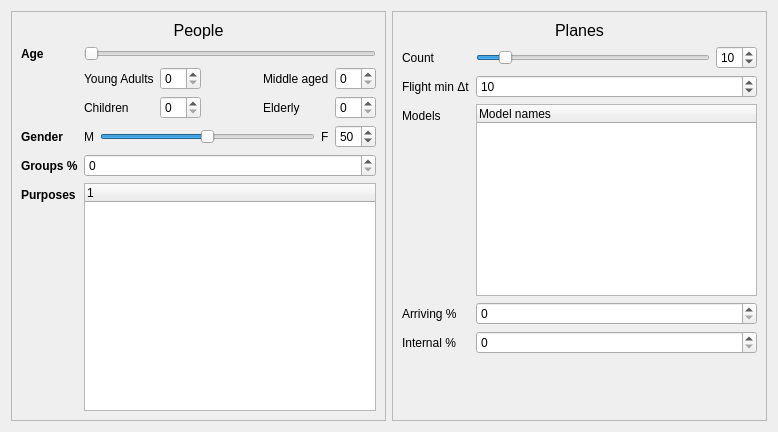
The window that agent_app/assets/ui/company.ui (xentellion/mas) describes before a commit, drawn with Qt 5.
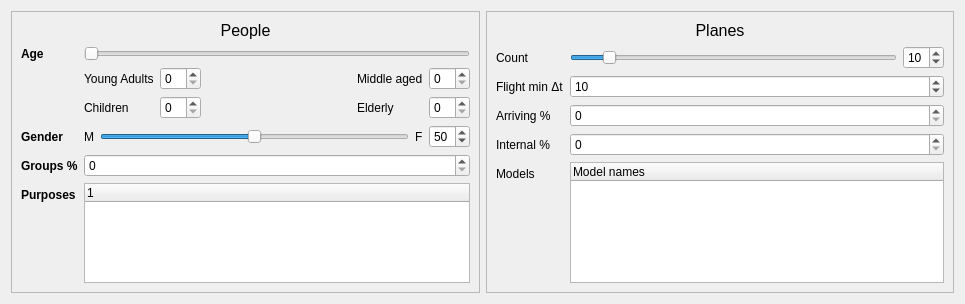
The same window after the commit. Custom widgets are drawn as their Qt base class.

Patch:
```diff
--- a/agent_app/assets/ui/company.ui
+++ b/agent_app/assets/ui/company.ui
@@ -6,33 +6,31 @@
    <rect>
     <x>0</x>
     <y>0</y>
-    <width>778</width>
-    <height>432</height>
+    <width>965</width>
+    <height>304</height>
    </rect>
   </property>
   <property name="windowTitle">
    <string>Form</string>
   </property>
-  <layout class="QVBoxLayout" name="verticalLayout_6">
-   <item>
-    <layout class="QHBoxLayout" name="horizontalLayout_3" stretch="0,0">
-     <item>
-      <widget class="QFrame" name="frame">
-       <property name="sizePolicy">
-        <sizepolicy hsizetype="Expanding" vsizetype="Minimum">
-         <horstretch>0</horstretch>
-         <verstretch>0</verstretch>
-        </sizepolicy>
-       </property>
-       <property name="frameShape">
-        <enum>QFrame::Shape::StyledPanel</enum>
-       </property>
-       <property name="frameShadow">
-        <enum>QFrame::Shadow::Raised</enum>
-       </property>
        <layout class="QVBoxLayout" name="verticalLayout">
         <item>
-         <layout class="QVBoxLayout" name="verticalLayout_4">
+    <layout class="QHBoxLayout" name="horizontalLayout">
+     <item>
+      <widget class="QScrollArea" name="scrollArea_2">
+       <property name="widgetResizable">
+        <bool>true</bool>
+       </property>
+       <widget class="QWidget" name="scrollAreaWidgetContents_2">
+        <property name="geometry">
+         <rect>
+          <x>0</x>
+          <y>0</y>
+          <width>448</width>
+          <height>311</height>
+         </rect>
+        </property>
+        <layout class="QVBoxLayout" name="verticalLayout_3">
           <item>
            <widget class="QLabel" name="label_8">
             <property name="sizePolicy">
@@ -244,31 +242,25 @@
            </layout>
           </item>
          </layout>
-        </item>
-       </layout>
+       </widget>
       </widget>
      </item>
      <item>
-      <widget class="QFrame" name="frame_2">
-       <property name="sizePolicy">
-        <sizepolicy hsizetype="Expanding" vsizetype="Minimum">
-         <horstretch>0</horstretch>
-         <verstretch>0</verstretch>
-        </sizepolicy>
+      <widget class="QScrollArea" name="scrollArea">
+       <property name="widgetResizable">
+        <bool>true</bool>
        </property>
-       <property name="frameShape">
-        <enum>QFrame::Shape::StyledPanel</enum>
-       </property>
-       <property name="frameShadow">
-        <enum>QFrame::Shadow::Raised</enum>
+       <widget class="QWidget" name="scrollAreaWidgetContents">
+        <property name="geometry">
+         <rect>
+          <x>0</x>
+          <y>0</y>
+          <width>447</width>
+          <height>295</height>
+         </rect>
        </property>
        <layout class="QVBoxLayout" name="verticalLayout_2">
         <item>
-         <layout class="QVBoxLayout" name="verticalLayout_5">
-          <property name="sizeConstraint">
-           <enum>QLayout::SizeConstraint::SetMinimumSize</enum>
-          </property>
-          <item>
            <widget class="QLabel" name="label_17">
             <property name="sizePolicy">
              <sizepolicy hsizetype="Preferred" vsizetype="Fixed">
@@ -334,14 +326,14 @@
               </property>
              </widget>
             </item>
-            <item row="2" column="0">
+           <item row="4" column="0">
              <widget class="QLabel" name="label_18">
               <property name="text">
                <string>Models</string>
               </property>
              </widget>
             </item>
-            <item row="2" column="1">
+           <item row="4" column="1">
              <widget class="QTreeWidget" name="modelsTree">
               <property name="sizePolicy">
                <sizepolicy hsizetype="Expanding" vsizetype="Maximum">
@@ -356,31 +348,30 @@
               </column>
              </widget>
             </item>
-            <item row="3" column="0">
+           <item row="2" column="1">
+            <widget class="QSpinBox" name="arrivingSpin"/>
+           </item>
+           <item row="2" column="0">
              <widget class="QLabel" name="arrivingLabel">
               <property name="text">
                <string>Arriving %</string>
               </property>
              </widget>
             </item>
-            <item row="3" column="1">
-             <widget class="QSpinBox" name="arrivingSpin"/>
-            </item>
-            <item row="4" column="0">
-             <widget class="QLabel" name="wanttomakeitusiongdesignerandyoumadeupth">
+           <item row="3" column="0">
+            <widget class="QLabel" name="internalLabel">
               <property name="text">
                <string>Internal %</string>
               </property>
              </widget>
             </item>
-            <item row="4" column="1">
+           <item row="3" column="1">
              <widget class="QSpinBox" name="internalSpin"/>
             </item>
            </layout>
           </item>
          </layout>
-        </item>
-       </layout>
+       </widget>
       </widget>
      </item>
     </layout>
```
Left out of the diff: 27 changed lines with no effect on the pictures. Lines whose indentation alone changed are shown as unchanged.
